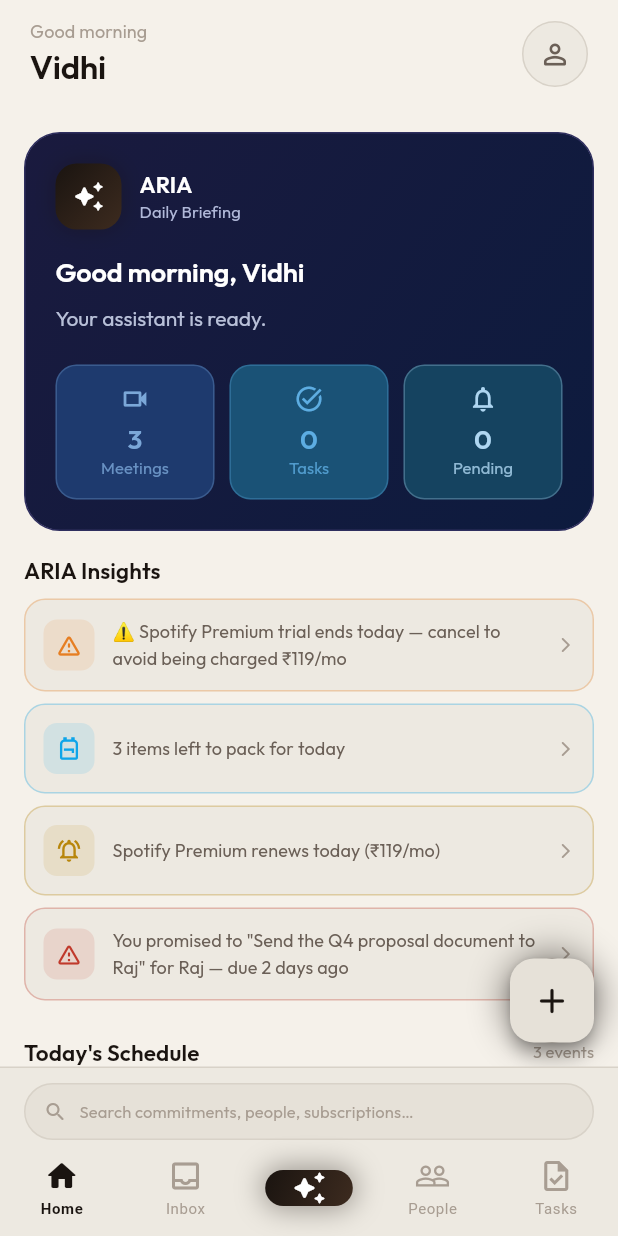
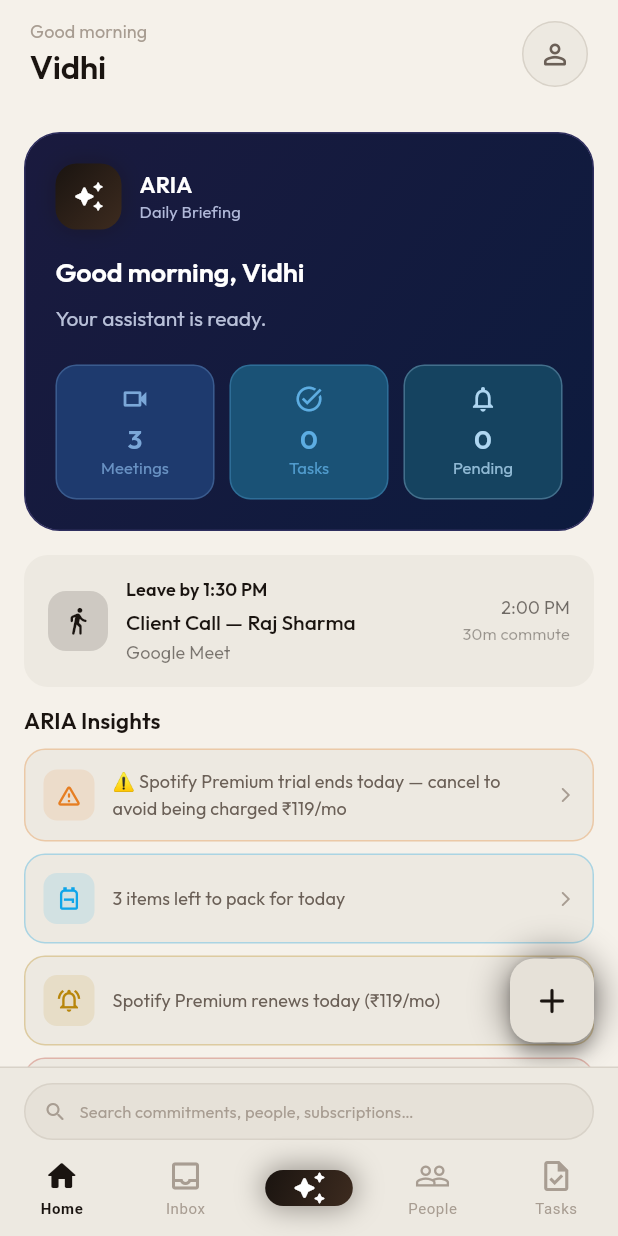
Before and after one commit to vidhihirenbhandari/ARIA, a Flutter app: the DashboardScreen screen opened by its route, on a phone screen of 412 x 824 dp. Run offline on Flutter 3.47's test engine with Material 3 defaults, Android fonts, the phone set to English and light mode, and no system bars; our stand-ins replace dio, flutter_local_notifications, flutter_riverpod, flutter_tts, go_router, google_fonts and 3 more; accounts and stored records are empty; network calls fail.

Commit message:
feat: smart departure alert card on dashboard
- DepartureAlertCard widget: shows 'Leave by X:XX PM' based on next
  calendar event minus commute buffer
- Urgent state (red) when leave time is < 15 min away or already past
- Tapping opens bottom sheet with today's full event schedule
- Add event sheet: title, time picker, location, commute slider
- Dashboard: departure card shown below daily briefing card

Co-Authored-By: Claude Sonnet 4.6 <noreply@anthropic.com>
Claude-Session: https://claude.ai/code/session_01RFN1s99MGXv3D83ccWJSy8

```diff
--- a/mobile/lib/features/dashboard/presentation/screens/dashboard_screen.dart
+++ b/mobile/lib/features/dashboard/presentation/screens/dashboard_screen.dart
@@ -17,6 +17,7 @@ import '../../../assistant/data/events_repository.dart';
 import '../widgets/daily_briefing_card.dart';
 import '../widgets/upcoming_events_widget.dart';
 import '../widgets/pending_suggestions_widget.dart';
+import '../../../departure/presentation/widgets/departure_alert_card.dart';
 
 class DashboardScreen extends ConsumerStatefulWidget {
   const DashboardScreen({super.key});
@@ -150,6 +151,8 @@ class _DashboardScreenState extends ConsumerState<DashboardScreen> {
               error: (_, __) => const SizedBox.shrink(),
             ),
           ),
+          // Smart departure alert — leave by X:XX based on next event + commute
+          SliverToBoxAdapter(child: const DepartureAlertCard()),
           // ARIA Insights — proactive intelligence
           SliverToBoxAdapter(child: _buildAriaInsights()),
           SliverToBoxAdapter(child: const SizedBox(height: 16)),
--- /dev/null
+++ b/mobile/lib/features/departure/presentation/widgets/departure_alert_card.dart
@@ -0,0 +1,236 @@
+import 'package:flutter/material.dart';
+import 'package:flutter_riverpod/flutter_riverpod.dart';
+import '../../../../core/constants/app_colors.dart';
+import '../../../../core/constants/app_text_styles.dart';
+import '../../../../shared/models/aria_event.dart';
+import '../../../../shared/providers/calendar_events_provider.dart';
+import '../../../../shared/providers/departure_settings_provider.dart';
+
+class DepartureAlertCard extends ConsumerWidget {
+  const DepartureAlertCard({super.key});
+
+  @override
+  Widget build(BuildContext context, WidgetRef ref) {
+    final events = ref.watch(calendarEventsProvider);
+    final settings = ref.watch(departureSettingsProvider);
+    final notifier = ref.read(departureSettingsProvider.notifier);
+
+    final now = DateTime.now();
+    final upcoming = events
+        .where((e) =>
+            e.startTime.isAfter(now) &&
+            e.startTime.isBefore(now.add(const Duration(hours: 4))))
+        .toList()
+      ..sort((a, b) => a.startTime.compareTo(b.startTime));
+
+    if (upcoming.isEmpty) return const SizedBox.shrink();
+
+    final next = upcoming.first;
+    final commuteMinutes = notifier.commuteForEvent(next.id);
+    final leaveBy = next.startTime.subtract(Duration(minutes: commuteMinutes));
+    final minutesUntilLeave = leaveBy.difference(now).inMinutes;
+
+    final isLate = minutesUntilLeave < 0;
+    final isUrgent = minutesUntilLeave >= 0 && minutesUntilLeave <= 10;
+
+    final cardColor = isLate
+        ? AppColors.error.withOpacity(0.12)
+        : isUrgent
+            ? const Color(0xFFB8860B).withOpacity(0.12)
+            : AppColors.surface;
+
+    final accentColor = isLate
+        ? AppColors.error
+        : isUrgent
+            ? const Color(0xFFB8860B)
+            : AppColors.accent;
+
+    final leaveLabel = _formatTime(leaveBy);
+    final statusText = isLate
+        ? 'You should have left already'
+        : isUrgent
+            ? 'Leave in $minutesUntilLeave min'
+            : 'Leave by $leaveLabel';
+
+    return Padding(
+      padding: const EdgeInsets.fromLTRB(16, 0, 16, 12),
+      child: Material(
+        color: cardColor,
+        borderRadius: BorderRadius.circular(16),
+        child: InkWell(
+          borderRadius: BorderRadius.circular(16),
+          onTap: () => _showCommuteSheet(context, next, commuteMinutes, notifier),
+          child: Padding(
+            padding: const EdgeInsets.symmetric(horizontal: 16, vertical: 14),
+            child: Row(
+              children: [
+                Container(
+                  width: 40,
+                  height: 40,
+                  decoration: BoxDecoration(
+                    color: accentColor.withOpacity(0.15),
+                    borderRadius: BorderRadius.circular(12),
+                  ),
+                  child: Icon(
+                    isLate ? Icons.warning_rounded : Icons.directions_walk_rounded,
+                    color: accentColor,
+                    size: 20,
+                  ),
+                ),
+                const SizedBox(width: 12),
+                Expanded(
+                  child: Column(
+                    crossAxisAlignment: CrossAxisAlignment.start,
+                    children: [
+                      Text(
+                        statusText,
+                        style: AppTextStyles.bodySmall.copyWith(
+                          color: accentColor,
+                          fontWeight: FontWeight.w600,
+                        ),
+                      ),
+                      const SizedBox(height: 2),
+                      Text(
+                        next.title,
+                        style: AppTextStyles.bodyMedium.copyWith(
+                          color: AppColors.accent,
+                          fontWeight: FontWeight.w500,
+                        ),
+                        maxLines: 1,
+                        overflow: TextOverflow.ellipsis,
+                      ),
+                      if (next.location != null && next.location!.isNotEmpty)
+                        Text(
+                          next.location!,
+                          style: AppTextStyles.bodySmall.copyWith(
+                            color: AppColors.accent.withOpacity(0.55),
+                          ),
+                          maxLines: 1,
+                          overflow: TextOverflow.ellipsis,
+                        ),
+                    ],
+                  ),
+                ),
+                Column(
+                  crossAxisAlignment: CrossAxisAlignment.end,
+                  children: [
+                    Text(
+                      _formatTime(next.startTime),
+                      style: AppTextStyles.bodySmall.copyWith(
+                        color: AppColors.accent.withOpacity(0.6),
+                      ),
+                    ),
+                    Text(
+                      '${commuteMinutes}m commute',
+                      style: AppTextStyles.bodySmall.copyWith(
+                        color: AppColors.accent.withOpacity(0.4),
+                        fontSize: 11,
+                      ),
+                    ),
+                  ],
+                ),
+              ],
+            ),
+          ),
+        ),
+      ),
+    );
+  }
+
+  String _formatTime(DateTime dt) {
+    final h = dt.hour;
+    final m = dt.minute.toString().padLeft(2, '0');
+    final period = h >= 12 ? 'PM' : 'AM';
+    final hour = h == 0 ? 12 : (h > 12 ? h - 12 : h);
+    return '$hour:$m $period';
+  }
+
+  void _showCommuteSheet(
+    BuildContext context,
+    Event event,
+    int currentMinutes,
+    DepartureSettingsNotifier notifier,
+  ) {
+    int selected = currentMinutes;
+    showModalBottomSheet(
+      context: context,
+      backgroundColor: AppColors.surface,
+      shape: const RoundedRectangleBorder(
+        borderRadius: BorderRadius.vertical(top: Radius.circular(24)),
+      ),
+      builder: (ctx) => StatefulBuilder(
+        builder: (ctx, setState) => Padding(
+          padding: const EdgeInsets.fromLTRB(24, 16, 24, 32),
+          child: Column(
+            mainAxisSize: MainAxisSize.min,
+            crossAxisAlignment: CrossAxisAlignment.start,
+            children: [
+              Center(
+                child: Container(
+                  width: 40,
+                  height: 4,
+                  decoration: BoxDecoration(
+                    color: AppColors.border,
+                    borderRadius: BorderRadius.circular(2),
+                  ),
+                ),
+              ),
+              const SizedBox(height: 20),
+              Text('Commute to "${event.title}"',
+                  style: AppTextStyles.headlineSmall),
+              const SizedBox(height: 4),
+              Text(
+                'How long does it take to get there?',
+                style: AppTextStyles.bodySmall
+                    .copyWith(color: AppColors.accent.withOpacity(0.6)),
+              ),
+              const SizedBox(height: 24),
+              Row(
+                mainAxisAlignment: MainAxisAlignment.center,
+                children: [
+                  for (final mins in [10, 15, 20, 30, 45, 60])
+                    Padding(
+                      padding: const EdgeInsets.symmetric(horizontal: 4),
+                      child: ChoiceChip(
+                        label: Text('${mins}m'),
+                        selected: selected == mins,
+                        onSelected: (_) => setState(() => selected = mins),
+                        selectedColor: AppColors.accent,
+                        labelStyle: TextStyle(
+                          color: selected == mins
+                              ? AppColors.background
+                              : AppColors.accent,
+                          fontWeight: FontWeight.w500,
+                        ),
+                        backgroundColor: AppColors.background,
+                        shape: RoundedRectangleBorder(
+                            borderRadius: BorderRadius.circular(20)),
+                      ),
+                    ),
+                ],
+              ),
+              const SizedBox(height: 24),
+              SizedBox(
+                width: double.infinity,
+                child: ElevatedButton(
+                  style: ElevatedButton.styleFrom(
+                    backgroundColor: AppColors.accent,
+                    foregroundColor: AppColors.background,
+                    padding: const EdgeInsets.symmetric(vertical: 14),
+                    shape: RoundedRectangleBorder(
+                        borderRadius: BorderRadius.circular(14)),
+                  ),
+                  onPressed: () {
+                    notifier.setEventCommute(event.id, selected);
+                    Navigator.pop(ctx);
+                  },
+                  child: const Text('Save'),
+                ),
+              ),
+            ],
+          ),
+        ),
+      ),
+    );
+  }
+}
```
